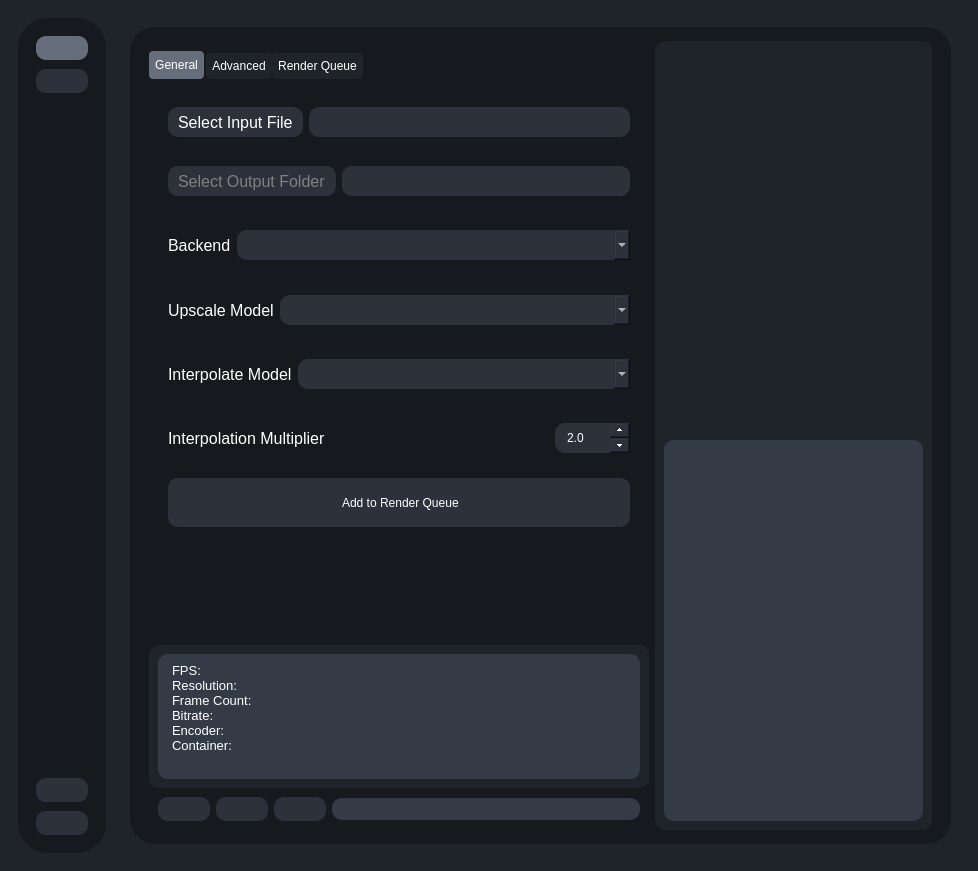
First picture: the form in testRVEInterface.ui, repository gokulmc/enhance_crop, before the edit.
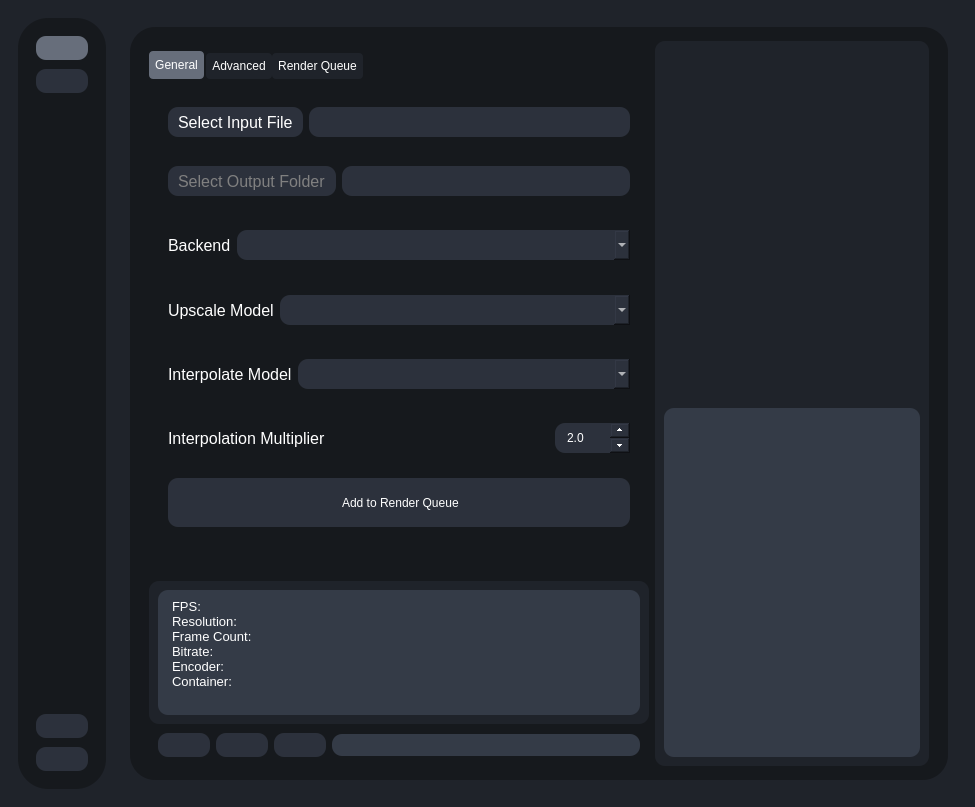
Second picture: the form after the edit. Icons and pictures are not drawn.

What changed in the file:
```diff
--- a/testRVEInterface.ui
+++ b/testRVEInterface.ui
@@ -6,8 +6,8 @@
    <rect>
     <x>0</x>
     <y>0</y>
-    <width>978</width>
-    <height>871</height>
+    <width>0</width>
+    <height>0</height>
    </rect>
   </property>
   <property name="sizePolicy">
```
Left out of the diff: 223 changed lines with no effect on the pictures.
